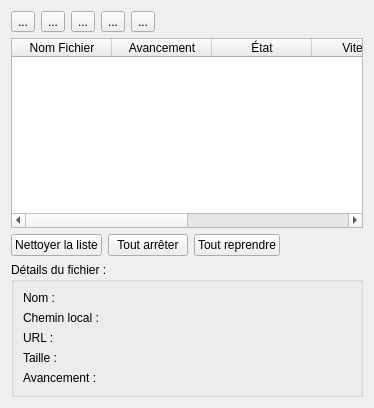
Before: the Qt Designer form ui/downloads.ui in MaximeCheramy/pyrex, drawn with Qt 5.
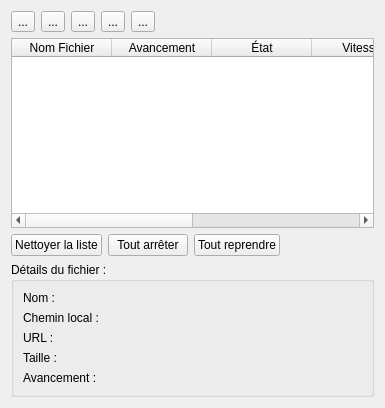
After: the same form once the commit is applied. Icons and pictures are not drawn.

Commit message: Ajout de quelques infos quand on clique sur un download Faire en sorte d'avoir les infos pour la taille, la progression... Ajout d'une QProgressBar?

```diff
--- a/ui/downloads.ui
+++ b/ui/downloads.ui
@@ -6,7 +6,7 @@
    <rect>
     <x>0</x>
     <y>0</y>
-    <width>374</width>
+    <width>385</width>
     <height>408</height>
    </rect>
   </property>
```
Left out of the diff: 10 changed lines with no effect on the pictures. The commit also changes 1 other file.
